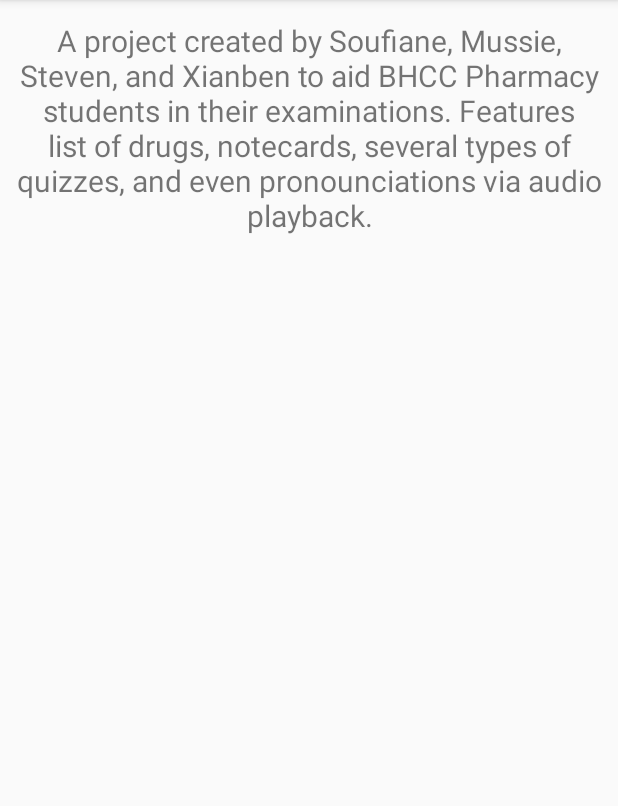
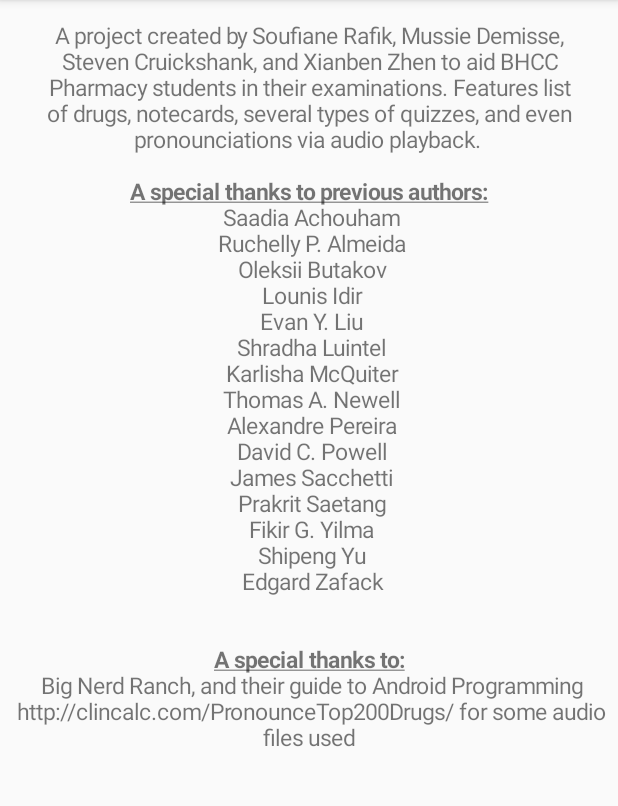
Before and after one commit to rafiksoufiane/PharmTech, an Android app: the fragment AboutFragment shown on its own in the app's theme, on a phone screen of 412 x 824 dp, the part 84-890 px from its top. Run offline under Robolectric (Android 15) with nearby library versions, the phone set to English and light mode, and no system bars; 1 statement that could not run was skipped.

Commit message:
put in steven's changes to legal and about, checked database and audio, and it also has the javadocs

```diff
--- a/app/src/main/java/com/bhcc/app/pharmtech/AboutFragment.java
+++ b/app/src/main/java/com/bhcc/app/pharmtech/AboutFragment.java
@@ -36,7 +36,7 @@ public class AboutFragment extends Fragment {
     @Override
     public void onViewCreated(View view, @Nullable Bundle savedInstanceState) {
         super.onViewCreated(view, savedInstanceState);
-        tvAbout.setTextSize(TypedValue.COMPLEX_UNIT_DIP, 20);
+        tvAbout.setTextSize(TypedValue.COMPLEX_UNIT_DIP, 15);
         tvAbout.setPadding(10, 20, 10, 20);
         tvAbout.setGravity(Gravity.CENTER_HORIZONTAL);
 
--- a/app/src/main/java/com/bhcc/app/pharmtech/LegalFragment.java
+++ b/app/src/main/java/com/bhcc/app/pharmtech/LegalFragment.java
@@ -36,7 +36,7 @@ public class LegalFragment extends Fragment {
     @Override
     public void onViewCreated(View view, @Nullable Bundle savedInstanceState) {
         super.onViewCreated(view, savedInstanceState);
-        tvLegal.setTextSize(TypedValue.COMPLEX_UNIT_DIP, 20);
+        tvLegal.setTextSize(TypedValue.COMPLEX_UNIT_DIP, 15);
         tvLegal.setPadding(10, 20, 10, 20);
         tvLegal.setGravity(Gravity.CENTER_HORIZONTAL);
 
--- a/app/src/main/res/values/strings.xml
+++ b/app/src/main/res/values/strings.xml
@@ -27,8 +27,49 @@
     <string name="hello_blank_fragment">Hello blank fragment</string>
     <string name="drug_id">Generic Name</string>
     <string name="drug_name">Brand Name</string>
-    <string name="legal_string">All material is copyright 2017 Soufiane, Mussie, Steven, and Xianben</string>
-    <string name="about_string">A project created by Soufiane, Mussie, Steven, and Xianben to aid BHCC
+    <string name="legal_string"><b><u>Disclaimer</u></b>\n
+        \nThis mobile app was created by Bunker Hill Community College Android Mobile App students for informational and educational use only.
+        This app is intended for use by students of the Bunker Hill Community College Pharmacy Technology Program and is a pilot application.
+        Please be advised that this content may include errors.
+
+        \n\n<b><u>Funding</u></b>\n
+        \nThis workforce solution was funded by a grant awarded by the U.S. Department of Labor’s Employment and Training Administration.
+        The solution was created by the grantee and does not necessarily reflect the official position of the U.S. Department of labor.
+        The Department of Labor makes no guarantees, warranties, or assurances of any kind, express or implied, with respect to such information,
+        including any information on linked sites and including, but not limited to, accuracy of the information or its completeness, timeliness, usefulness, adequacy, continued availability,
+        or ownership.
+
+        \n\n<b><u>Equal Opportunity</u></b>\n
+        \nIt is against the law for this recipient of Federal financial assistance to discriminate on the basis of race, color, religion, sex, national origin, age, disability, political affiliation or belief,
+        or citizenship/status as a lawfully admitted immigrant authorized to work in the U.S. Auxiliary aids and services are available upon request to individuals with disabilities.
+        If you think you have been subjected to discrimination, you may file a complaint within 180 days with either the recipient’s Equal Opportunity Officer or the Director, Civil Rights Center (CRC),
+        U.S. Department of Labor, 200 Constitution Avenue NW, Room N-4123, Washington, DC.
+</string>
+    <string name="about_string">A project created by Soufiane Rafik, Mussie Demisse, Steven Cruickshank, and Xianben Zhen to aid BHCC
         Pharmacy students in their examinations. Features list of drugs, notecards, several types
-     of quizzes, and even pronounciations via audio playback.</string>
+     of quizzes, and even pronounciations via audio playback.
+
+        <b><u>\n\nA special thanks to previous authors:\n</u></b>
+        Saadia Achouham\n
+        Ruchelly P. Almeida\n
+        Oleksii	Butakov\n
+        Lounis Idir\n
+        Evan Y. Liu\n
+        Shradha	Luintel\n
+        Karlisha McQuiter\n
+        Thomas A. Newell\n
+        Alexandre Pereira\n
+        David C. Powell\n
+        James Sacchetti\n
+        Prakrit	Saetang\n
+        Fikir G. Yilma\n
+        Shipeng	Yu\n
+        Edgard	Zafack\n\n
+
+        <b><u>\nA special thanks to:\n</u></b>
+        Big Nerd Ranch, and their guide to Android Programming\n
+        http://clincalc.com/PronounceTop200Drugs/ for some audio files used\n\n
+
+
+    </string>
 </resources>
```
